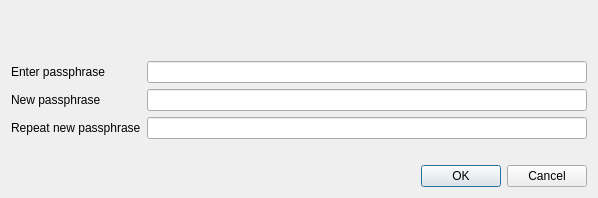
First picture: the form in src/qt/forms/askpassphrasedialog.ui, repository IParn/LimecoinX, before the edit.
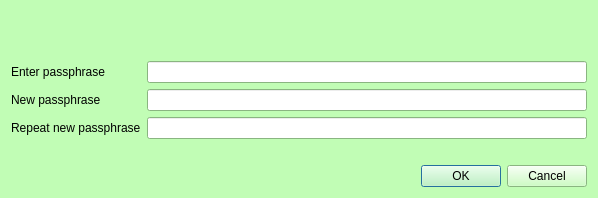
Second picture: the form after the edit.

Patch:
```diff
--- a/src/qt/forms/askpassphrasedialog.ui
+++ b/src/qt/forms/askpassphrasedialog.ui
@@ -22,6 +22,421 @@
     <height>0</height>
    </size>
   </property>
+  <property name="palette">
+   <palette>
+    <active>
+     <colorrole role="WindowText">
+      <brush brushstyle="SolidPattern">
+       <color alpha="255">
+        <red>0</red>
+        <green>0</green>
+        <blue>0</blue>
+       </color>
+      </brush>
+     </colorrole>
+     <colorrole role="Button">
+      <brush brushstyle="SolidPattern">
+       <color alpha="255">
+        <red>193</red>
+        <green>253</green>
+        <blue>181</blue>
+       </color>
+      </brush>
+     </colorrole>
+     <colorrole role="Light">
+      <brush brushstyle="SolidPattern">
+       <color alpha="255">
+        <red>255</red>
+        <green>255</green>
+        <blue>255</blue>
+       </color>
+      </brush>
+     </colorrole>
+     <colorrole role="Midlight">
+      <brush brushstyle="SolidPattern">
+       <color alpha="255">
+        <red>224</red>
+        <green>254</green>
+        <blue>218</blue>
+       </color>
+      </brush>
+     </colorrole>
+     <colorrole role="Dark">
+      <brush brushstyle="SolidPattern">
+       <color alpha="255">
+        <red>96</red>
+        <green>126</green>
+        <blue>90</blue>
+       </color>
+      </brush>
+     </colorrole>
+     <colorrole role="Mid">
+      <brush brushstyle="SolidPattern">
+       <color alpha="255">
+        <red>129</red>
+        <green>169</green>
+        <blue>121</blue>
+       </color>
+      </brush>
+     </colorrole>
+     <colorrole role="Text">
+      <brush brushstyle="SolidPattern">
+       <color alpha="255">
+        <red>0</red>
+        <green>0</green>
+        <blue>0</blue>
+       </color>
+      </brush>
+     </colorrole>
+     <colorrole role="BrightText">
+      <brush brushstyle="SolidPattern">
+       <color alpha="255">
+        <red>255</red>
+        <green>255</green>
+        <blue>255</blue>
+       </color>
+      </brush>
+     </colorrole>
+     <colorrole role="ButtonText">
+      <brush brushstyle="SolidPattern">
+       <color alpha="255">
+        <red>0</red>
+        <green>0</green>
+        <blue>0</blue>
+       </color>
+      </brush>
+     </colorrole>
+     <colorrole role="Base">
+      <brush brushstyle="SolidPattern">
+       <color alpha="255">
+        <red>255</red>
+        <green>255</green>
+        <blue>255</blue>
+       </color>
+      </brush>
+     </colorrole>
+     <colorrole role="Window">
+      <brush brushstyle="SolidPattern">
+       <color alpha="255">
+        <red>193</red>
+        <green>253</green>
+        <blue>181</blue>
+       </color>
+      </brush>
+     </colorrole>
+     <colorrole role="Shadow">
+      <brush brushstyle="SolidPattern">
+       <color alpha="255">
+        <red>0</red>
+        <green>0</green>
+        <blue>0</blue>
+       </color>
+      </brush>
+     </colorrole>
+     <colorrole role="AlternateBase">
+      <brush brushstyle="SolidPattern">
+       <color alpha="255">
+        <red>224</red>
+        <green>254</green>
+        <blue>218</blue>
+       </color>
+      </brush>
+     </colorrole>
+     <colorrole role="ToolTipBase">
+      <brush brushstyle="SolidPattern">
+       <color alpha="255">
+        <red>255</red>
+        <green>255</green>
+        <blue>220</blue>
+       </color>
+      </brush>
+     </colorrole>
+     <colorrole role="ToolTipText">
+      <brush brushstyle="SolidPattern">
+       <color alpha="255">
+        <red>0</red>
+        <green>0</green>
+        <blue>0</blue>
+       </color>
+      </brush>
+     </colorrole>
+    </active>
+    <inactive>
+     <colorrole role="WindowText">
+      <brush brushstyle="SolidPattern">
+       <color alpha="255">
+        <red>0</red>
+        <green>0</green>
+        <blue>0</blue>
+       </color>
+      </brush>
+     </colorrole>
+     <colorrole role="Button">
+      <brush brushstyle="SolidPattern">
+       <color alpha="255">
+        <red>193</red>
+        <green>253</green>
+        <blue>181</blue>
+       </color>
+      </brush>
+     </colorrole>
+     <colorrole role="Light">
+      <brush brushstyle="SolidPattern">
+       <color alpha="255">
+        <red>255</red>
+        <green>255</green>
+        <blue>255</blue>
+       </color>
+      </brush>
+     </colorrole>
+     <colorrole role="Midlight">
+      <brush brushstyle="SolidPattern">
+       <color alpha="255">
+        <red>224</red>
+        <green>254</green>
+        <blue>218</blue>
+       </color>
+      </brush>
+     </colorrole>
+     <colorrole role="Dark">
+      <brush brushstyle="SolidPattern">
+       <color alpha="255">
+        <red>96</red>
+        <green>126</green>
+        <blue>90</blue>
+       </color>
+      </brush>
+     </colorrole>
+     <colorrole role="Mid">
+      <brush brushstyle="SolidPattern">
+       <color alpha="255">
+        <red>129</red>
+        <green>169</green>
+        <blue>121</blue>
+       </color>
+      </brush>
+     </colorrole>
+     <colorrole role="Text">
+      <brush brushstyle="SolidPattern">
+       <color alpha="255">
+        <red>0</red>
+        <green>0</green>
+        <blue>0</blue>
+       </color>
+      </brush>
+     </colorrole>
+     <colorrole role="BrightText">
+      <brush brushstyle="SolidPattern">
+       <color alpha="255">
+        <red>255</red>
+        <green>255</green>
+        <blue>255</blue>
+       </color>
+      </brush>
+     </colorrole>
+     <colorrole role="ButtonText">
+      <brush brushstyle="SolidPattern">
+       <color alpha="255">
+        <red>0</red>
+        <green>0</green>
+        <blue>0</blue>
+       </color>
+      </brush>
+     </colorrole>
+     <colorrole role="Base">
+      <brush brushstyle="SolidPattern">
+       <color alpha="255">
+        <red>255</red>
+        <green>255</green>
+        <blue>255</blue>
+       </color>
+      </brush>
+     </colorrole>
+     <colorrole role="Window">
+      <brush brushstyle="SolidPattern">
+       <color alpha="255">
+        <red>193</red>
+        <green>253</green>
+        <blue>181</blue>
+       </color>
+      </brush>
+     </colorrole>
+     <colorrole role="Shadow">
+      <brush brushstyle="SolidPattern">
+       <color alpha="255">
+        <red>0</red>
+        <green>0</green>
+        <blue>0</blue>
+       </color>
+      </brush>
+     </colorrole>
+     <colorrole role="AlternateBase">
+      <brush brushstyle="SolidPattern">
+       <color alpha="255">
+        <red>224</red>
+        <green>254</green>
+        <blue>218</blue>
+       </color>
+      </brush>
+     </colorrole>
+     <colorrole role="ToolTipBase">
+      <brush brushstyle="SolidPattern">
+       <color alpha="255">
+        <red>255</red>
+        <green>255</green>
+        <blue>220</blue>
+       </color>
+      </brush>
+     </colorrole>
+     <colorrole role="ToolTipText">
+      <brush brushstyle="SolidPattern">
+       <color alpha="255">
+        <red>0</red>
+        <green>0</green>
+        <blue>0</blue>
+       </color>
+      </brush>
+     </colorrole>
+    </inactive>
+    <disabled>
+     <colorrole role="WindowText">
+      <brush brushstyle="SolidPattern">
+       <color alpha="255">
+        <red>96</red>
+        <green>126</green>
+        <blue>90</blue>
+       </color>
+      </brush>
+     </colorrole>
+     <colorrole role="Button">
+      <brush brushstyle="SolidPattern">
+       <color alpha="255">
+        <red>193</red>
+        <green>253</green>
+        <blue>181</blue>
+       </color>
+      </brush>
+     </colorrole>
+     <colorrole role="Light">
+      <brush brushstyle="SolidPattern">
+       <color alpha="255">
+        <red>255</red>
+        <green>255</green>
+        <blue>255</blue>
+       </color>
+      </brush>
+     </colorrole>
+     <colorrole role="Midlight">
+      <brush brushstyle="SolidPattern">
+       <color alpha="255">
+        <red>224</red>
+        <green>254</green>
+        <blue>218</blue>
+       </color>
+      </brush>
+     </colorrole>
+     <colorrole role="Dark">
+      <brush brushstyle="SolidPattern">
+       <color alpha="255">
+        <red>96</red>
+        <green>126</green>
+        <blue>90</blue>
+       </color>
+      </brush>
+     </colorrole>
+     <colorrole role="Mid">
+      <brush brushstyle="SolidPattern">
+       <color alpha="255">
+        <red>129</red>
+        <green>169</green>
+        <blue>121</blue>
+       </color>
+      </brush>
+     </colorrole>
+     <colorrole role="Text">
+      <brush brushstyle="SolidPattern">
+       <color alpha="255">
+        <red>96</red>
+        <green>126</green>
+        <blue>90</blue>
+       </color>
+      </brush>
+     </colorrole>
+     <colorrole role="BrightText">
+      <brush brushstyle="SolidPattern">
+       <color alpha="255">
+        <red>255</red>
+        <green>255</green>
+        <blue>255</blue>
+       </color>
+      </brush>
+     </colorrole>
+     <colorrole role="ButtonText">
+      <brush brushstyle="SolidPattern">
+       <color alpha="255">
+        <red>96</red>
+        <green>126</green>
+        <blue>90</blue>
+       </color>
+      </brush>
+     </colorrole>
+     <colorrole role="Base">
+      <brush brushstyle="SolidPattern">
+       <color alpha="255">
+        <red>193</red>
+        <green>253</green>
+        <blue>181</blue>
+       </color>
+      </brush>
+     </colorrole>
+     <colorrole role="Window">
+      <brush brushstyle="SolidPattern">
+       <color alpha="255">
+        <red>193</red>
+        <green>253</green>
+        <blue>181</blue>
+       </color>
+      </brush>
+     </colorrole>
+     <colorrole role="Shadow">
+      <brush brushstyle="SolidPattern">
+       <color alpha="255">
+        <red>0</red>
+        <green>0</green>
+        <blue>0</blue>
+       </color>
+      </brush>
+     </colorrole>
+     <colorrole role="AlternateBase">
+      <brush brushstyle="SolidPattern">
+       <color alpha="255">
+        <red>193</red>
+        <green>253</green>
+        <blue>181</blue>
+       </color>
+      </brush>
+     </colorrole>
+     <colorrole role="ToolTipBase">
+      <brush brushstyle="SolidPattern">
+       <color alpha="255">
+        <red>255</red>
+        <green>255</green>
+        <blue>220</blue>
+       </color>
+      </brush>
+     </colorrole>
+     <colorrole role="ToolTipText">
+      <brush brushstyle="SolidPattern">
+       <color alpha="255">
+        <red>0</red>
+        <green>0</green>
+        <blue>0</blue>
+       </color>
+      </brush>
+     </colorrole>
+    </disabled>
+   </palette>
+  </property>
   <property name="windowTitle">
    <string>Passphrase Dialog</string>
   </property>
```
